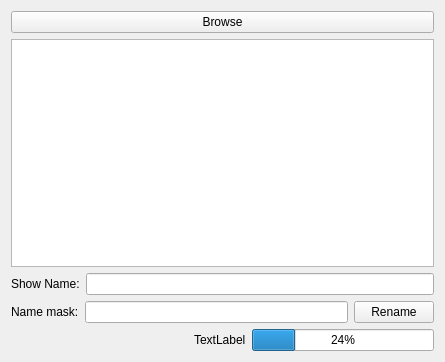
Old version of the form ui/main.ui in the repository rdno/ENBea.
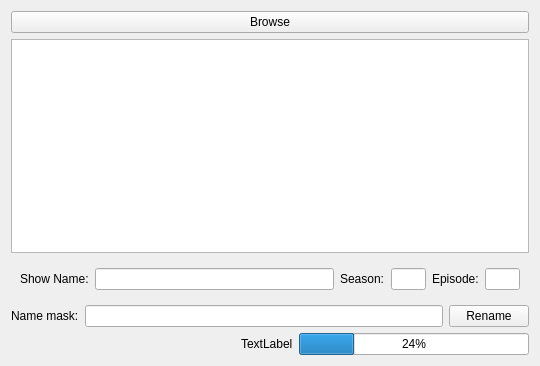
New version of the form.

Commit message: show episode and season numbers in ui and hide properties when nothing is selected.

```diff
--- a/ui/main.ui
+++ b/ui/main.ui
@@ -12,8 +12,8 @@
    <rect>
     <x>0</x>
     <y>0</y>
-    <width>445</width>
-    <height>362</height>
+    <width>540</width>
+    <height>366</height>
    </rect>
   </property>
   <property name="sizePolicy">
@@ -45,6 +45,7 @@
       <widget class="QTableView" name="episodeList"/>
      </item>
      <item>
+      <widget class="QWidget" name="showProperties" native="true">
       <layout class="QHBoxLayout" name="horizontalLayout">
        <item>
         <widget class="QLabel" name="label">
@@ -62,7 +63,60 @@
        <item>
         <widget class="QLineEdit" name="showName"/>
        </item>
-      </layout>
+        <item>
+         <widget class="QLabel" name="label_4">
+          <property name="text">
+           <string>Season:</string>
+          </property>
+         </widget>
+        </item>
+        <item>
+         <widget class="QLineEdit" name="seasonNo">
+          <property name="minimumSize">
+           <size>
+            <width>35</width>
+            <height>0</height>
+           </size>
+          </property>
+          <property name="maximumSize">
+           <size>
+            <width>35</width>
+            <height>16777215</height>
+           </size>
+          </property>
+          <property name="text">
+           <string/>
+          </property>
+         </widget>
+        </item>
+        <item>
+         <widget class="QLabel" name="label_3">
+          <property name="text">
+           <string>Episode:</string>
+          </property>
+         </widget>
+        </item>
+        <item>
+         <widget class="QLineEdit" name="episodeNo">
+          <property name="minimumSize">
+           <size>
+            <width>35</width>
+            <height>0</height>
+           </size>
+          </property>
+          <property name="maximumSize">
+           <size>
+            <width>35</width>
+            <height>16777215</height>
+           </size>
+          </property>
+          <property name="text">
+           <string/>
+          </property>
+         </widget>
+        </item>
+       </layout>
+      </widget>
      </item>
      <item>
       <layout class="QHBoxLayout" name="horizontalLayout_2">
```
Lines whose indentation alone changed are shown as unchanged. The commit also changes 1 other file.
